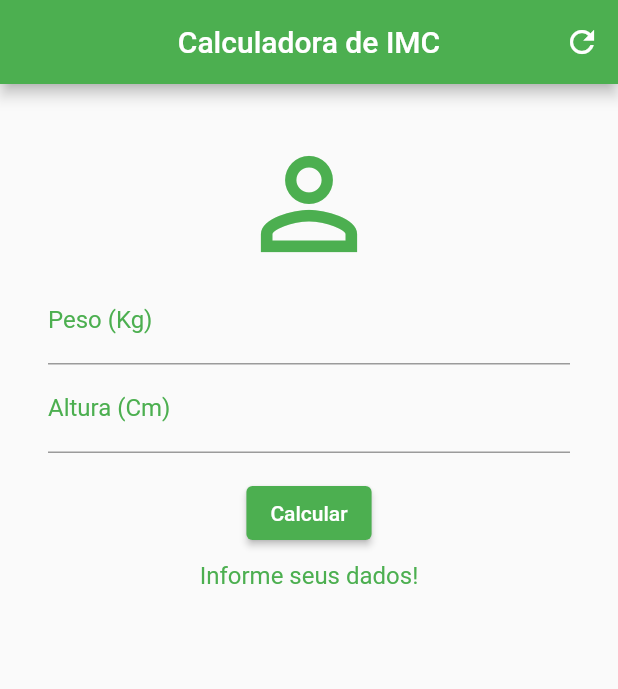
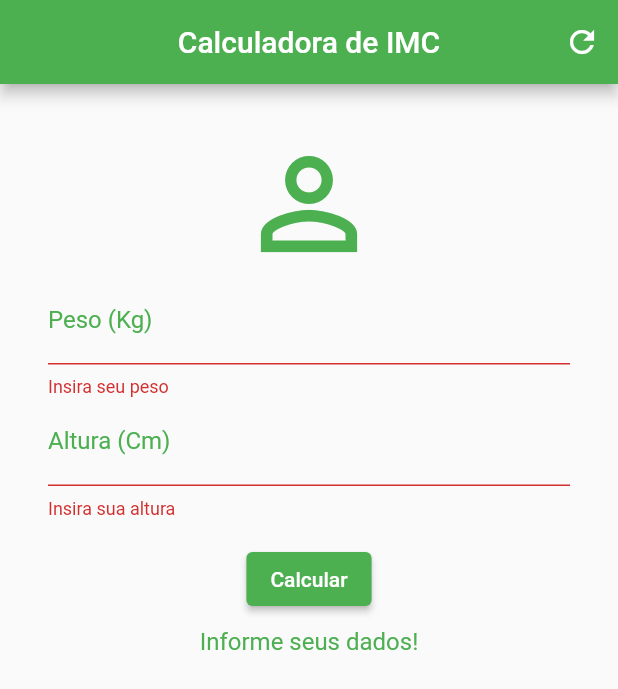
Before and after one commit to jppradoleal/calculadora_imc, a Flutter app: the screen it shows after launch, after a tap on "Calcular", on a phone screen of 412 x 824 dp. Shown: the top 689 px of the screen. Run offline on Flutter 3.47's test engine with Material 2 defaults, Android fonts, the phone set to English and light mode, and no system bars.

Commit message:
Projeto finalizado

```diff
--- a/lib/screens/home.dart
+++ b/lib/screens/home.dart
@@ -11,6 +11,8 @@ class _HomeState extends State<Home> {
   final TextEditingController _pesoController = TextEditingController();
   final TextEditingController _alturaController = TextEditingController();
   String _retorno;
+
+  GlobalKey<FormState> _formKey = GlobalKey<FormState>();
 
   @override
   void initState() {
@@ -51,6 +53,7 @@ class _HomeState extends State<Home> {
     setState(() {
       _pesoController.clear();
       _alturaController.clear();
+      _formKey = GlobalKey<FormState>();
     });
   }
 
@@ -69,9 +72,12 @@ class _HomeState extends State<Home> {
           )
         ],
       ),
-      body: Center(
+      body: SingleChildScrollView(
+        child: Center(
           child: Padding(
             padding: const EdgeInsets.all(32.0),
+            child: Form(
+              key: _formKey,
               child: Column(
                 children: [
                   const Icon(
@@ -79,24 +85,41 @@ class _HomeState extends State<Home> {
                     size: 96,
                     color: Colors.green,
                   ),
-              TextField(
-                decoration: const InputDecoration(labelText: "Peso (Kg)"),
+                  TextFormField(
+                    textAlign: TextAlign.center,
+                    decoration: const InputDecoration(
+                      labelText: "Peso (Kg)",
+                    ),
                     controller: _pesoController,
                     keyboardType: TextInputType.number,
+                    validator: (value) {
+                      if (value.isEmpty) {
+                        return "Insira seu peso";
+                      }
+                      return "";
+                    },
                   ),
-              TextField(
+                  TextFormField(
                     decoration: const InputDecoration(
                       labelText: "Altura (Cm)",
                     ),
                     controller: _alturaController,
                     keyboardType: TextInputType.number,
+                    validator: (value) {
+                      if (value.isEmpty) {
+                        return "Insira sua altura";
+                      }
+                      return "";
+                    },
                   ),
                   const SizedBox(
                     height: 16,
                   ),
                   ElevatedButton(
                     onPressed: () {
+                      if (_formKey.currentState.validate()) {
                         calcularImc();
+                      }
                     },
                     child: const Text("Calcular"),
                   ),
@@ -111,6 +134,8 @@ class _HomeState extends State<Home> {
               ),
             ),
           ),
+        ),
+      ),
     );
   }
 }
```
Lines whose indentation alone changed are shown as unchanged.
